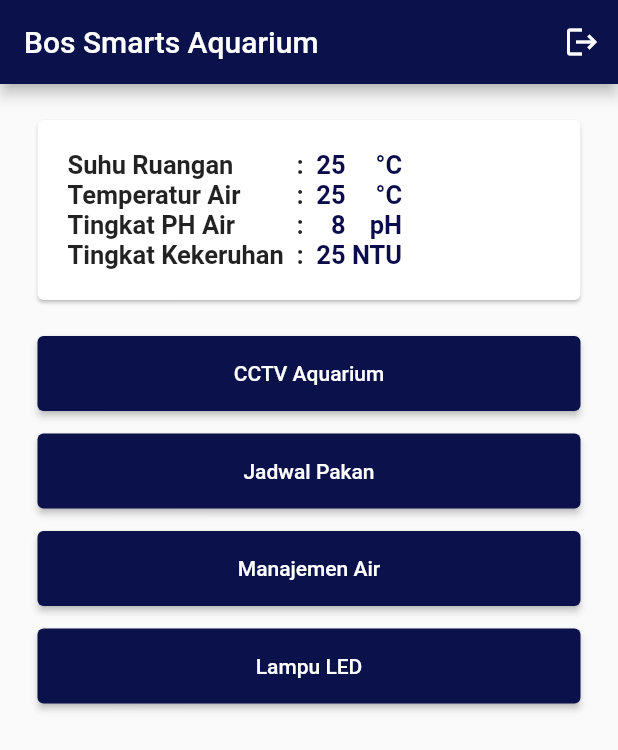
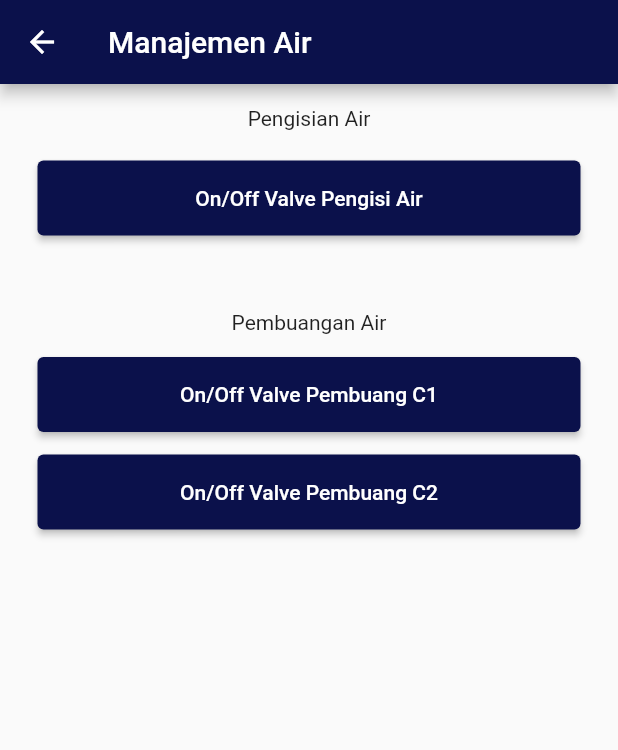
Before and after one commit to Arief2202/pens-bos-smart-aquarium-android, a Flutter app: the Dashboard screen opened directly, after a tap on "Manajemen Air", on a phone screen of 412 x 824 dp. Shown: the top 750 px of the screen. Run offline on Flutter 3.47's test engine with Material 2 defaults, Android fonts, the phone set to English and light mode, and no system bars; our stand-ins replace flutter_local_notifications, flutter_phoenix, loader_overlay, rflutter_alert, shared_preferences; missing offline and left inert: horizontal_data_table; accounts and stored records are empty; network calls fail.

Commit message:
Menambahkan per halaman

```diff
--- a/lib/dashboard.dart
+++ b/lib/dashboard.dart
@@ -5,6 +5,12 @@ import 'package:flutter_phoenix/flutter_phoenix.dart';
 import 'package:rflutter_alert/rflutter_alert.dart';
 import 'package:shared_preferences/shared_preferences.dart';
 import 'package:pens_bos_smart_aquarium/global_variables.dart' as globals;
+import 'package:pens_bos_smart_aquarium/manajemen_air.dart';
+import 'package:pens_bos_smart_aquarium/cctv.dart';
+import 'package:pens_bos_smart_aquarium/jadwal_pakan.dart';
+import 'package:http/http.dart' as http;
+import 'dart:convert' show jsonDecode;
+import 'dart:async';
 
 class Dashboard extends StatefulWidget {
   const Dashboard({super.key});
@@ -14,8 +20,38 @@ class Dashboard extends StatefulWidget {
 }
 
 class DashboardState extends State<Dashboard> {
+  Timer? timer;
+  String suhu_air = "0";
+  String suhu_ruangan = "0";
+  String ph_air = "0";
+  String kekeruhan_air = "0";
+
+  @override
   void initState() {
+    timer = Timer.periodic(Duration(milliseconds: 100), (Timer t) => updateValue());
     super.initState();
+  }
+
+  @override
+  void dispose() {
+    timer?.cancel();
+    super.dispose();
+  }
+
+  void updateValue() async {
+    var url = Uri.parse("http://bos-smarts.eepis.tech/");
+    var response = await http.get(url);
+    if (response.statusCode == 200) {
+      var respon = jsonDecode(response.body);
+      print(respon['data_latest']['suhu_air']);
+      setState(() {
+        suhu_air = respon['data_latest']['suhu_air'];
+        suhu_ruangan = respon['data_latest']['suhu_ruangan'];
+        ph_air = respon['data_latest']['ph_air'];
+        kekeruhan_air = respon['data_latest']['kekeruhan_air'];
+        // userLocation = List<UserLocation>.from((jsonDecode(response.body) as List).map((x) => UserLocation.fromJson(x)).where((content) => content.nuid != null));
+      });
+    }
   }
 
   Widget build(BuildContext context) {
@@ -120,19 +156,19 @@ class DashboardState extends State<Dashboard> {
                     crossAxisAlignment: CrossAxisAlignment.end,
                     children: [
                       Text(
-                        "25",
+                        suhu_ruangan,
                         style: TextStyle(fontSize: 17, fontWeight: FontWeight.w600, color: globals.valueColor),
                       ),
                       Text(
-                        "25",
+                        suhu_air,
                         style: TextStyle(fontSize: 17, fontWeight: FontWeight.w600, color: globals.valueColor),
                       ),
                       Text(
-                        "8",
+                        ph_air,
                         style: TextStyle(fontSize: 17, fontWeight: FontWeight.w600, color: globals.valueColor),
                       ),
                       Text(
-                        "25",
+                        kekeruhan_air,
                         style: TextStyle(fontSize: 17, fontWeight: FontWeight.w600, color: globals.valueColor),
                       ),
                     ],
@@ -169,9 +205,9 @@ class DashboardState extends State<Dashboard> {
             child: ElevatedButton(
               child: new Text("CCTV Aquarium"),
               onPressed: () {
-                // Navigator.push(context, MaterialPageRoute(builder: (context) {
-                //   // return MonitoringPage();
-                // }));
+                Navigator.push(context, MaterialPageRoute(builder: (context) {
+                  return CCTV();
+                }));
               },
             ),
           ),
@@ -182,9 +218,9 @@ class DashboardState extends State<Dashboard> {
             child: ElevatedButton(
               child: new Text("Jadwal Pakan"),
               onPressed: () {
-                // Navigator.push(context, MaterialPageRoute(builder: (context) {
-                //   return ListKaryawan();
-                // }));
+                Navigator.push(context, MaterialPageRoute(builder: (context) {
+                  return JadwalPakan();
+                }));
               },
             ),
           ),
@@ -195,9 +231,9 @@ class DashboardState extends State<Dashboard> {
             child: ElevatedButton(
               child: new Text("Manajemen Air"),
               onPressed: () {
-                // Navigator.push(context, MaterialPageRoute(builder: (context) {
-                //   return ListKaryawan();
-                // }));
+                Navigator.push(context, MaterialPageRoute(builder: (context) {
+                  return ManajemenAir();
+                }));
               },
             ),
           ),
--- /dev/null
+++ b/lib/manajemen_air.dart
@@ -0,0 +1,147 @@
+// ignore_for_file: curly_braces_in_flow_control_structures, prefer_const_constructors, sort_child_properties_last, unused_local_variable, unused_import
+
+import 'package:flutter/material.dart';
+import 'package:flutter_phoenix/flutter_phoenix.dart';
+import 'package:rflutter_alert/rflutter_alert.dart';
+import 'package:shared_preferences/shared_preferences.dart';
+import 'package:pens_bos_smart_aquarium/global_variables.dart' as globals;
+
+class ManajemenAir extends StatefulWidget {
+  const ManajemenAir({super.key});
+
+  @override
+  State<ManajemenAir> createState() => ManajemenAirState();
+}
+
+class ManajemenAirState extends State<ManajemenAir> {
+  void initState() {
+    super.initState();
+  }
+
+  Widget build(BuildContext context) {
+    double mapWidth = MediaQuery.of(context).size.width / 1.2;
+    return Scaffold(
+      appBar: AppBar(
+        leading: IconButton(
+          icon: Icon(Icons.arrow_back),
+          onPressed: () => Navigator.pop(context),
+        ),
+        title: Text("Manajemen Air"),
+        // actions: <Widget>[
+        //   IconButton(
+        //       icon: const Icon(Icons.logout),
+        //       onPressed: () async {
+        //         Alert(
+        //           context: context,
+        //           type: AlertType.warning,
+        //           desc: "\nDo you want to Logout ?",
+        //           buttons: [
+        //             DialogButton(
+        //                 child: Text(
+        //                   "No",
+        //                   style: TextStyle(color: Colors.white, fontSize: 20),
+        //                 ),
+        //                 onPressed: () {
+        //                   Phoenix.rebirth(context);
+        //                 }),
+        //             DialogButton(
+        //                 child: Text(
+        //                   "Yes",
+        //                   style: TextStyle(color: Colors.white, fontSize: 20),
+        //                 ),
+        //                 onPressed: () async {
+        //                   final prefs = await SharedPreferences.getInstance();
+        //                   await prefs.remove('username');
+        //                   await prefs.remove('password');
+        //                   setState(() {
+        //                     globals.isLoggedIn = false;
+        //                   });
+        //                   Phoenix.rebirth(context);
+        //                 }),
+        //           ],
+        //         ).show();
+        //       })
+        // ],
+      ),
+      body: Column(
+        mainAxisAlignment: MainAxisAlignment.start,
+        crossAxisAlignment: CrossAxisAlignment.center,
+        children: <Widget>[
+          Container(height: 15.0), //SizedBox(height: 20.0),
+          Text("Pengisian Air"),
+          Container(height: 20.0), //SizedBox(height: 20.0),
+          Container(
+            height: 50.0,
+            width: MediaQuery.of(context).size.width - 50,
+            child: ElevatedButton(
+              child: new Text("On/Off Valve Pengisi Air"),
+              onPressed: () {
+                // Navigator.push(context, MaterialPageRoute(builder: (context) {
+                //   // return MonitoringPage();
+                // }));
+              },
+            ),
+          ),
+          Container(height: 50.0), //SizedBox(height: 20.0),
+          Text("Pembuangan Air"),
+          Container(height: 15.0), //SizedBox(height: 20.0),
+          Container(
+            height: 50.0,
+            width: MediaQuery.of(context).size.width - 50,
+            child: ElevatedButton(
+              child: new Text("On/Off Valve Pembuang C1"),
+              onPressed: () {
+                // Navigator.push(context, MaterialPageRoute(builder: (context) {
+                //   return ListKaryawan();
+                // }));
+              },
+            ),
+          ),
+          Container(height: 15.0), //SizedBox(height: 20.0),
+          Container(
+            height: 50.0,
+            width: MediaQuery.of(context).size.width - 50,
+            child: ElevatedButton(
+              child: new Text("On/Off Valve Pembuang C2"),
+              onPressed: () {
+                // Navigator.push(context, MaterialPageRoute(builder: (context) {
+                //   return ListKaryawan();
+                // }));
+              },
+            ),
+          ),
+
+          // Container(height: 20.0), //SizedBox(height: 20.0),
+
+          // Container(
+          //   height: 50.0,
+          //   width: 300.0,
+          //   child: ElevatedButton(
+          //     child: new Text("History Lokasi"),
+          //     onPressed: () {
+          //       Navigator.push(context, MaterialPageRoute(builder: (context) {
+          //         return AbsensiPage(id: 1);
+          //       }));
+          //     },
+          //   ),
+          // ),
+
+          // Container(height: 20.0), //SizedBox(height: 20.0),
+
+          // Container(
+          //   height: 50.0,
+          //   width: 300.0,
+          //   child: ElevatedButton(
+          //     child: new Text("History Presensi"),
+          //     onPressed: () {
+          //       Navigator.push(context, MaterialPageRoute(builder: (context) {
+          //         return HistoryPresensiPage();
+          //       }));
+          //     },
+          //   ),
+          // ),
+        ],
+      ),
+    );
+  }
+}
```
Also changed, not shown: lib/cctv.dart (added, +103 -0 lines), lib/jadwal_pakan.dart (added, +147 -0 lines).
